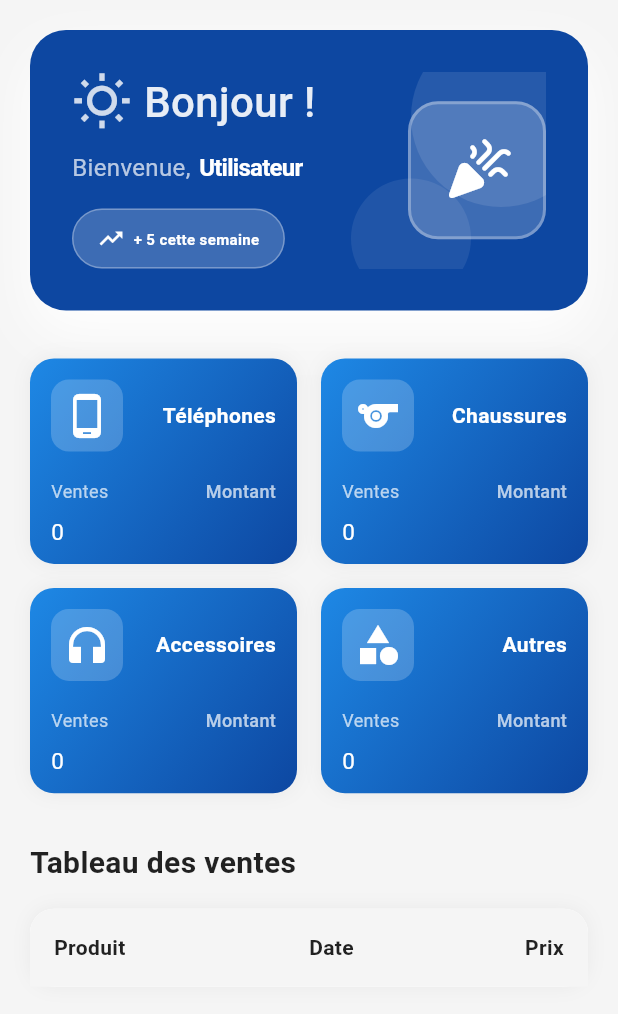
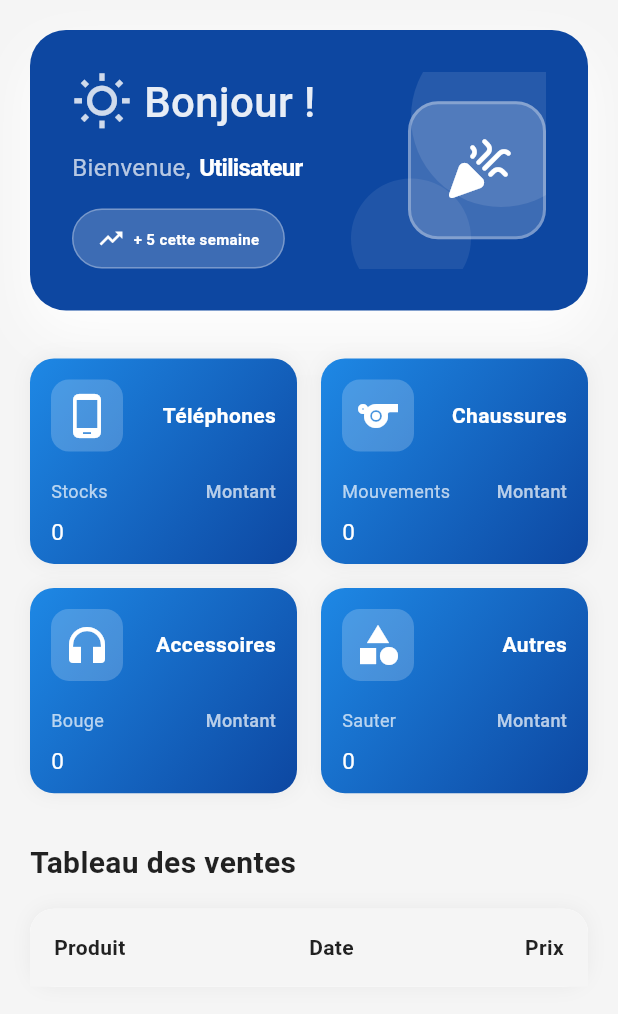
Before and after one commit to jnthnkabongo/Rols-World-Business-Mobile, a Flutter app: the HomePage screen opened directly, on a phone screen of 412 x 824 dp, the part 84-1098 px from its top. Run offline on Flutter 3.47's test engine with Material 3 defaults, Android fonts, the phone set to English and light mode, and no system bars; our stand-ins replace shared_preferences; accounts and stored records are empty; network calls fail.

Commit message:
Dernieres modifications

```diff
--- a/lib/pages/home_page.dart
+++ b/lib/pages/home_page.dart
@@ -254,6 +254,7 @@ class _HomePageState extends State<HomePage> {
               children: [
                 _buildCategoryCard(
                   'Téléphones',
+                  'Stocks',
                   '${_dashboardData?['sommes_produit_categorie1'] ?? '0'}',
                   '${_dashboardData?['sommes_produit_categorie1'] ?? '0'} produits',
                   Icons.phone_android,
@@ -261,6 +262,7 @@ class _HomePageState extends State<HomePage> {
                 ),
                 _buildCategoryCard(
                   'Chaussures',
+                  'Mouvements',
                   '${_dashboardData?['sommes_produit_categorie2'] ?? '0'}',
                   '${_dashboardData?['sommes_produit_categorie2'] ?? '0'} produits',
                   Icons.sports,
@@ -268,6 +270,7 @@ class _HomePageState extends State<HomePage> {
                 ),
                 _buildCategoryCard(
                   'Accessoires',
+                  'Bouge',
                   '${_dashboardData?['sommes_produit_categorie3'] ?? '0'}',
                   '${_dashboardData?['sommes_produit_categorie3'] ?? '0'} produits',
                   Icons.headphones,
@@ -275,6 +278,7 @@ class _HomePageState extends State<HomePage> {
                 ),
                 _buildCategoryCard(
                   'Autres',
+                  'Sauter',
                   '${_dashboardData?['sommes_produits'] ?? '0'}',
                   '${_dashboardData?['sommes_produits'] ?? '0'} produits',
                   Icons.category,
@@ -379,6 +383,7 @@ class _HomePageState extends State<HomePage> {
 
   Widget _buildCategoryCard(
     String title,
+    String label,
     String sales,
     String amount,
     IconData icon,
@@ -430,7 +435,7 @@ class _HomePageState extends State<HomePage> {
             mainAxisAlignment: MainAxisAlignment.spaceBetween,
             children: [
               Text(
-                'Ventes',
+                label,
                 style: TextStyle(
                   fontSize: 12,
                   color: Colors.white.withValues(alpha: 0.7),
```
Also changed, not shown: lib/pages/produit_page.dart (+18 -5 lines).
